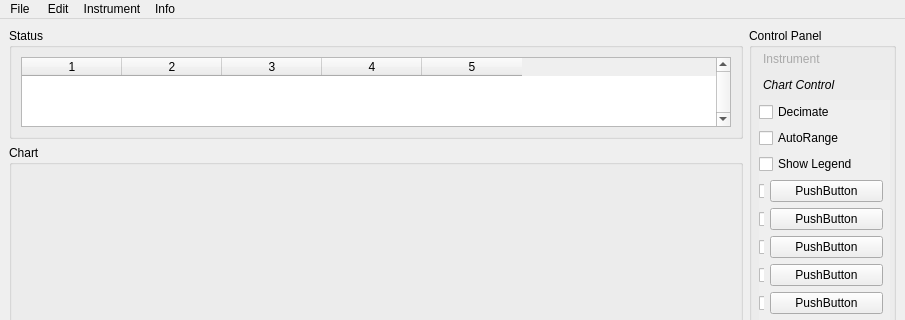
The window that ui/mainwindow.ui (mhorn71/StarbaseMini) describes before a commit, drawn with Qt 5; both pictures show x 0 to 905 and y 0 to 320 of the 905 by 651 pixel window.
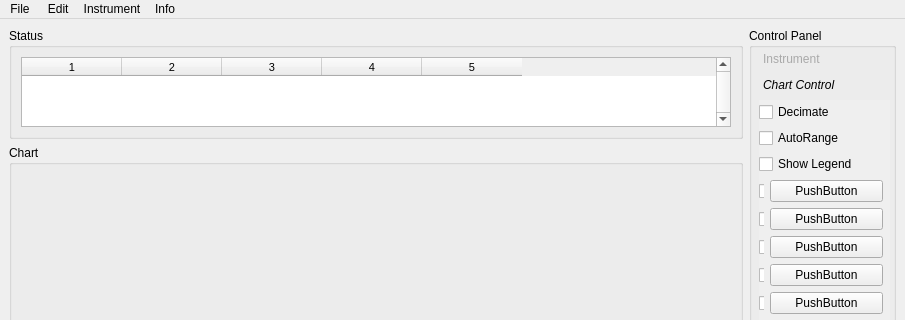
The same window after the commit. The open tabs and pages were chosen to show the change.

Commit message: Moved StatusMessage header from css to py file.

```diff
--- a/ui/mainwindow.ui
+++ b/ui/mainwindow.ui
@@ -53,6 +53,15 @@
       <layout class="QGridLayout" name="gridLayout_3">
        <item row="0" column="0">
         <widget class="QTableWidget" name="statusMessage">
+         <property name="styleSheet">
+          <string notr="true">QTableWidget QHeaderView {
+    font-size: 11px;
+}
+
+QTableWidget QHeaderView::section {
+    height: 18px;
+}</string>
+         </property>
          <property name="verticalScrollBarPolicy">
           <enum>Qt::ScrollBarAlwaysOn</enum>
          </property>
```
Left out of the diff: 4 changed lines with no effect on the pictures. The commit also changes 1 other file.
